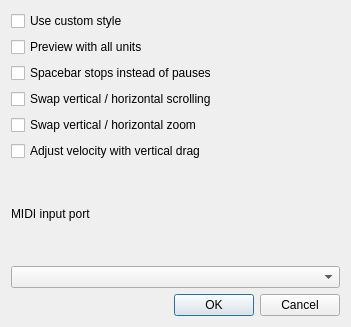
Before: the Qt Designer form src/editor/SettingsDialog.ui in yuxshao/ptcollab, drawn with Qt 5.
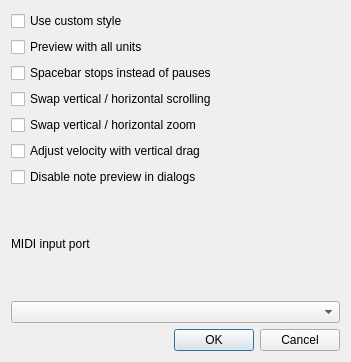
After: the same form once the commit is applied.

Commit message: setting for disabling note preview

```diff
--- a/src/editor/SettingsDialog.ui
+++ b/src/editor/SettingsDialog.ui
@@ -7,7 +7,7 @@
     <x>0</x>
     <y>0</y>
     <width>351</width>
-    <height>327</height>
+    <height>362</height>
    </rect>
   </property>
   <property name="windowTitle">
@@ -56,6 +56,13 @@
      </property>
     </widget>
    </item>
+   <item>
+    <widget class="QCheckBox" name="disableNotePreviewCheck">
+     <property name="text">
+      <string>Disable note preview in dialogs</string>
+     </property>
+    </widget>
+   </item>
    <item>
     <widget class="QLabel" name="label">
      <property name="text">
```
The commit also changes 4 other files.
